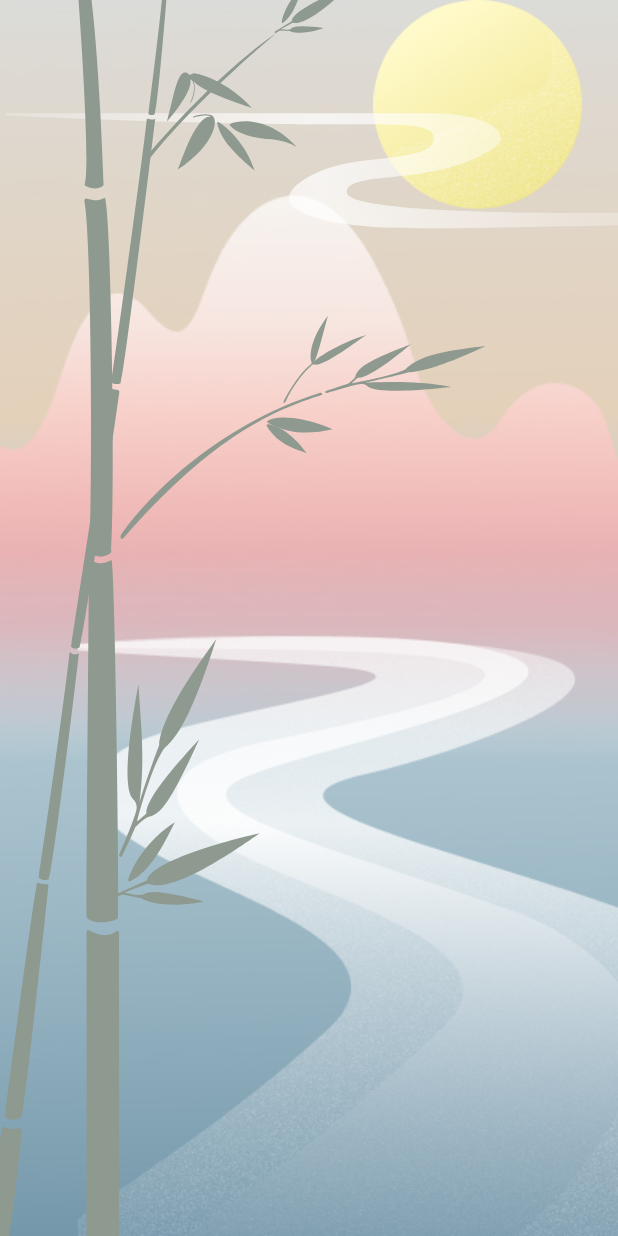
After one commit to jimicy/sustainfulness, a Flutter app: the SplashPage2Animation screen opened directly, on a phone screen of 412 x 824 dp. The commit adds this screen. Run offline on Flutter 3.47's test engine with Material 3 defaults, Android fonts, the phone set to English and light mode, and no system bars; drawn by our look-alikes of flutter_animate; our stand-ins replace flutter_bloc, flutter_svg, hydrated_bloc, share_plus; missing offline and left inert: flutter_google_wallet; generated files the repository leaves out were written again.

Commit message:
Add animated splash screen. Set device orientation as portrait.

```diff
--- a/lib/bootstrap.dart
+++ b/lib/bootstrap.dart
@@ -1,8 +1,8 @@
 import 'dart:async';
 import 'dart:developer';
 
-import 'package:bloc/bloc.dart';
 import 'package:flutter/foundation.dart';
+import 'package:flutter/services.dart';
 import 'package:flutter/widgets.dart';
 import 'package:hydrated_bloc/hydrated_bloc.dart';
 import 'package:path_provider/path_provider.dart';
@@ -25,6 +25,11 @@ class AppBlocObserver extends BlocObserver {
 
 Future<void> bootstrap(FutureOr<Widget> Function() builder) async {
   WidgetsFlutterBinding.ensureInitialized();
+
+  await SystemChrome.setPreferredOrientations(
+    [DeviceOrientation.portraitUp],
+  ); // To turn off landscape mode
+
   HydratedBloc.storage = await HydratedStorage.build(
     storageDirectory: kIsWeb
         ? HydratedStorage.webStorageDirectory
--- /dev/null
+++ b/lib/splash/view/splash_page.dart
@@ -0,0 +1,263 @@
+import 'dart:ui';
+
+import 'package:flutter/material.dart';
+import 'package:flutter_animate/flutter_animate.dart';
+import 'package:flutter_svg/flutter_svg.dart';
+
+class SplashPage extends StatelessWidget {
+  const SplashPage({super.key});
+
+  @override
+  Widget build(BuildContext context) {
+    return const SplashPage2Animation();
+  }
+}
+
+class SplashPage2Animation extends StatelessWidget {
+  const SplashPage2Animation({super.key});
+
+  @override
+  Widget build(BuildContext context) {
+    return Scaffold(
+      body: Container(
+        decoration: const BoxDecoration(
+          image: DecorationImage(
+            image: AssetImage(
+              'assets/images/splash2_bg.jpg',
+            ),
+            fit: BoxFit.cover,
+          ),
+        ),
+        child: const Stack(
+          children: <Widget>[
+            Moon(),
+            Cloud(),
+            BlurRiver(),
+            River(),
+            Bamboo(),
+            Bamboo2(),
+          ],
+        ),
+      ),
+    );
+  }
+}
+
+class Moon extends StatelessWidget {
+  const Moon({super.key});
+
+  @override
+  Widget build(BuildContext context) {
+    return SizedBox(
+      height: 168,
+      child: Align(
+        alignment: Alignment.centerRight,
+        child: Transform.translate(
+          offset: const Offset(0, 0),
+          child: const Image(
+            image: AssetImage(
+              'assets/images/splash2_moon.png',
+            ),
+          )
+              .animate()
+              .fadeIn(
+                delay: const Duration(
+                  milliseconds: 200,
+                ),
+              )
+              .slide(
+                begin: const Offset(1, 0),
+                duration: const Duration(
+                  milliseconds: 400,
+                ),
+                curve: Curves.easeOut,
+                delay: const Duration(
+                  milliseconds: 100,
+                ),
+              ),
+        ).animate(
+          onPlay: (controller) {
+            controller.repeat();
+          },
+        ).shimmer(
+          duration: 2400.ms,
+        ),
+      ),
+    );
+  }
+}
+
+class Cloud extends StatelessWidget {
+  const Cloud({
+    super.key,
+  });
+
+  @override
+  Widget build(BuildContext context) {
+    return SizedBox(
+      height: null,
+      child: Align(
+        alignment: Alignment.topRight,
+        child: Transform.translate(
+          offset: const Offset(0, 75.0),
+          child: SvgPicture.asset(
+            'assets/images/splash2_clouds.svg',
+            width: 408,
+            fit: BoxFit.fitWidth,
+          )
+              .animate()
+              .fadeIn(
+                delay: const Duration(
+                  milliseconds: 200,
+                ),
+              )
+              .slide(
+                begin: const Offset(1, 0),
+                duration: const Duration(
+                  milliseconds: 400,
+                ),
+                curve: Curves.easeOut,
+                delay: const Duration(
+                  milliseconds: 300,
+                ),
+              ),
+        ),
+      ),
+    );
+  }
+}
+
+class Bamboo extends StatelessWidget {
+  const Bamboo({
+    super.key,
+  });
+
+  @override
+  Widget build(BuildContext context) {
+    return SizedBox(
+      height: null,
+      child: Transform.translate(
+        offset: const Offset(50, 0),
+        child: SvgPicture.asset(
+          'assets/images/splash2_foreground1.svg',
+          height: double.infinity,
+          fit: BoxFit.fitHeight,
+          alignment: Alignment.bottomLeft,
+        ),
+      )
+          .animate()
+          .fadeIn(
+            delay: const Duration(
+              milliseconds: 300,
+            ),
+          )
+          .slide(
+            begin: const Offset(-1, 0),
+            duration: const Duration(
+              milliseconds: 400,
+            ),
+            curve: Curves.easeOut,
+            delay: const Duration(
+              milliseconds: 400,
+            ),
+          ),
+    );
+  }
+}
+
+class Bamboo2 extends StatelessWidget {
+  const Bamboo2({
+    super.key,
+  });
+
+  @override
+  Widget build(BuildContext context) {
+    return SizedBox(
+      height: null,
+      child: Transform.translate(
+        offset: const Offset(0, 0),
+        child: SvgPicture.asset(
+          'assets/images/splash2_foreground2.svg',
+          height: double.infinity,
+          fit: BoxFit.fitHeight,
+          alignment: Alignment.bottomLeft,
+        ),
+      )
+          .animate()
+          .fadeIn(
+            delay: const Duration(
+              milliseconds: 300,
+            ),
+          )
+          .slide(
+            begin: const Offset(-0.5, 0),
+            duration: const Duration(
+              milliseconds: 400,
+            ),
+            curve: Curves.easeOut,
+            delay: const Duration(
+              milliseconds: 700,
+            ),
+          ),
+    );
+  }
+}
+
+class BlurRiver extends StatelessWidget {
+  const BlurRiver({
+    super.key,
+  });
+
+  @override
+  Widget build(BuildContext context) {
+    return SizedBox(
+      height: null,
+      child: Align(
+        alignment: Alignment.bottomRight,
+        child: Transform.translate(
+          offset: Offset.zero,
+          child: ImageFiltered(
+            imageFilter: ImageFilter.blur(
+              sigmaY: 5,
+              sigmaX: 5,
+            ), //SigmaX and Y are just for X and Y directions
+            child: Image.asset('assets/images/splash2_river.png'),
+          ).animate().fadeOut(
+                curve: Curves.easeOut,
+                duration: const Duration(
+                  milliseconds: 3000,
+                ),
+              ),
+        ),
+      ),
+    );
+  }
+}
+
+class River extends StatelessWidget {
+  const River({
+    super.key,
+  });
+
+  @override
+  Widget build(BuildContext context) {
+    return SizedBox(
+      child: Align(
+        alignment: Alignment.bottomRight,
+        child: Transform.translate(
+          offset: Offset.zero,
+          child: const Image(
+            image: AssetImage(
+              'assets/images/splash2_river.png',
+            ),
+          ).animate().fadeIn(
+                curve: Curves.easeOut,
+                duration: const Duration(
+                  milliseconds: 4000,
+                ),
+              ),
+        ),
+      ),
+    );
+  }
+}
--- a/pubspec.yaml
+++ b/pubspec.yaml
@@ -19,6 +19,8 @@ dependencies:
   uuid: ^4.3.3
   path_provider: ^2.1.2
   share_plus: ^7.2.2
+  flutter_svg: ^2.0.10+1
+  flutter_animate: ^4.5.0
 
 dev_dependencies:
   bloc_test: ^9.1.2
```
Also changed, not shown: assets/images/splash2_foreground2.svg (renamed from assets/images/splash2_foreground2svg.svg).
